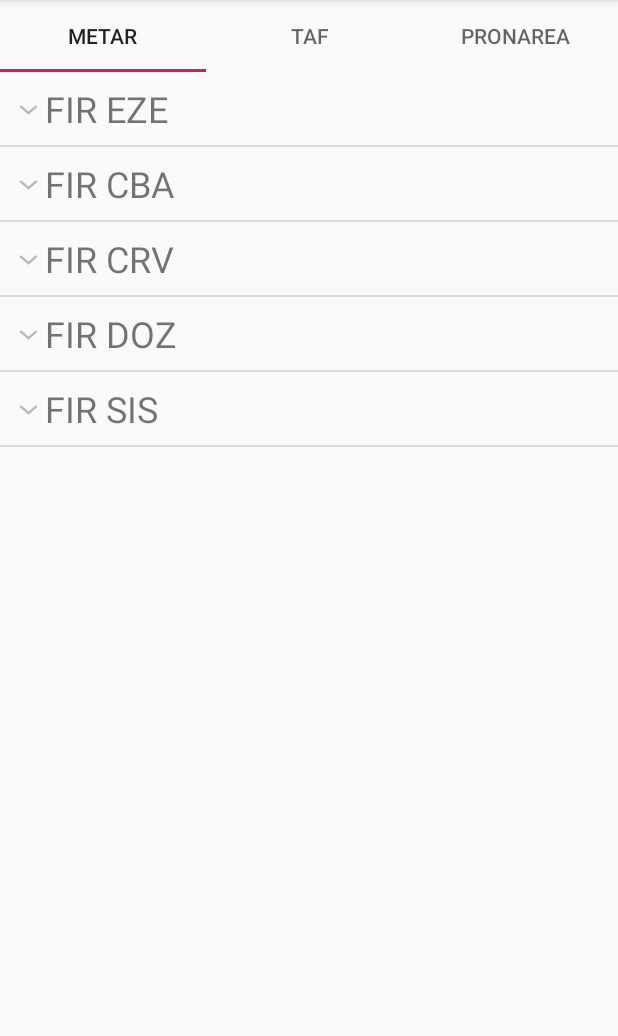
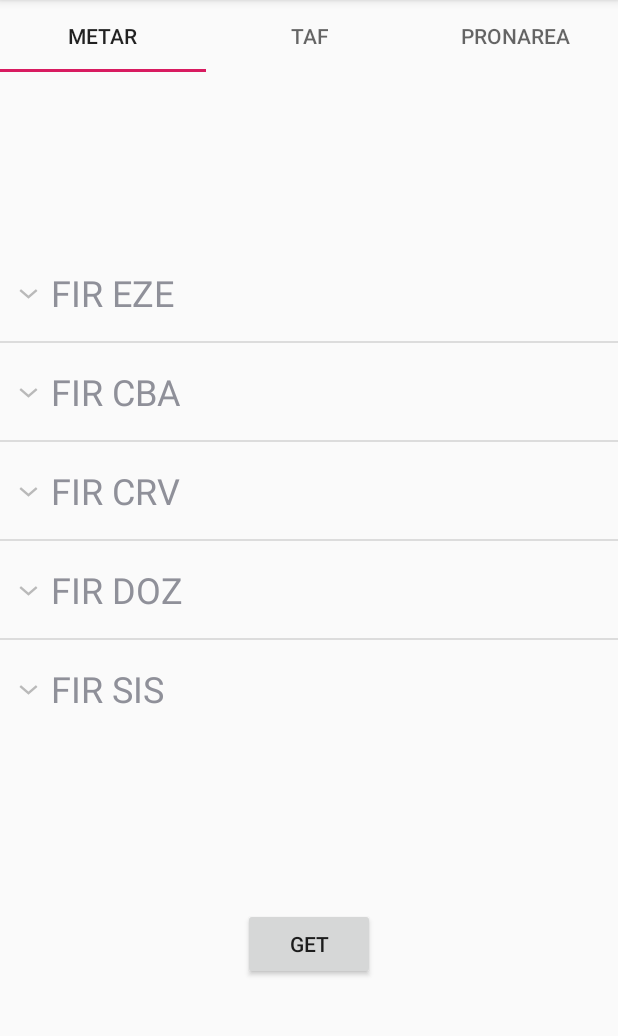
Before and after one commit to LeanzaBruno/MAERA, an Android app: the screen it shows after launch (MainActivity), on a phone screen of 412 x 824 dp, the part 84-1120 px from its top. Run offline under Robolectric (Android 15) with nearby library versions, the phone set to English and light mode, and no system bars.

Commit message:
some changes

```diff
--- a/app/src/main/java/com/maera/AirportsDataBase.java
+++ b/app/src/main/java/com/maera/AirportsDataBase.java
@@ -10,7 +10,7 @@ public final class AirportsDataBase {
 
     private AirportsDataBase(){
         //Fir EZE
-        _airports.add( new Airport("Aeroparque Jorge Newbery", "SABE", FIR.EZE, true, true));
+        _airports.add( new Airport("Aeroparque", "SABE", FIR.EZE, true, true));
         _airports.add( new Airport( "Bahía Blanca", "SAZB", FIR.EZE, true, true));
         _airports.add( new Airport( "Bariloche", "SAZS", FIR.EZE, true, true));
         _airports.add( new Airport( "Chapelco", "SAZY", FIR.EZE, true, true));
@@ -72,10 +72,10 @@ public final class AirportsDataBase {
     /**
      *
      * @param fir La FIR asosiada con los aeropuertos
-     * @return retorna una lista de aeropuertos que poseen METAR dentro de la FIR fir
+     * @return retorna una lista de aeropuertos que se encuentran de la FIR fir
      */
-    ArrayList<Airport> getAirportsByMetar(FIR fir){
-        ArrayList<Airport> list = new ArrayList<>();
+    List<Airport> getAirportsByFir(FIR fir){
+        List<Airport> list = new ArrayList<>();
         for( Airport airport : _airports )
             if( airport.getFIR() == fir && airport.hasMetar() ) list.add(airport);
         return list;
--- a/app/src/main/java/com/maera/AirportsListAdapter.java
+++ b/app/src/main/java/com/maera/AirportsListAdapter.java
@@ -5,54 +5,91 @@ import android.view.LayoutInflater;
 import android.view.View;
 import android.view.ViewGroup;
 import android.widget.BaseExpandableListAdapter;
+import android.widget.CheckBox;
 import android.widget.TextView;
 import androidx.annotation.NonNull;
-import java.util.HashMap;
+import java.util.ArrayList;
 import java.util.List;
 
-
+/**
+ * Esta clase se encarga de organizar los datos de las FIR
+ *
+ */
 final class AirportsListAdapter extends BaseExpandableListAdapter {
     private Context _context;
-    private List<FIR> _titles = FIR.getFirList();
-    private HashMap<FIR, List<Airport>> _children = new HashMap<>();
+    private MODE _mode;
+    private List<FirInfo> _firInfoList;
+
+    class FirInfo{
+        FIR fir;
+        List<CheckBox> checkBoxes = null;
+        FirInfo(FIR fir){ this.fir = fir; }
+    }
 
     AirportsListAdapter(@NonNull Context context, @NonNull MODE mode){
         _context = context;
-
-        if( mode == MODE.SHOW_ONLY_METAR )
-            setMetarMode();
-        else if( mode == MODE.SHOW_ONLY_TAF)
-            setTafMode();
-    }
-
-    private void setMetarMode(){
-        for( FIR fir : _titles )
-            _children.put( fir, AirportsDataBase.getInstance().getAirportsByMetar(fir));
-    }
-
-    private void setTafMode(){
-        _children = new HashMap<>();
-        for( FIR fir : _titles )
-            _children.put( fir, AirportsDataBase.getInstance().getAirportsByTaf(fir));
+        _mode = mode;
+        _firInfoList = new ArrayList<>();
+        final List<FIR> titles = FIR.getFirList();
+        for( FIR fir : titles ) _firInfoList.add( new FirInfo(fir));
     }
 
     @Override
-    public int getGroupCount() { return _titles.size(); }
+    public View getGroupView(int group, boolean b, View view, ViewGroup viewGroup) {
+        if (view == null) {
+            LayoutInflater inflater = (LayoutInflater) _context.getSystemService(Context.LAYOUT_INFLATER_SERVICE);
+            view = inflater.inflate(R.layout.expandable_list_title, viewGroup, false);
+        }
+        final String name = _firInfoList.get(group).fir.getFirName();
+        ((TextView) view.findViewById(R.id.title)).setText(name);
+        return view;
+    }
 
     @Override
-    public int getChildrenCount(int pos) { return _children.get(_titles.get(pos)).size(); }
+    public View getChildView(int group, int child, boolean b, View view, ViewGroup viewGroup) {
+        if( view != null ) return view;
+
+        final FirInfo firInfo = _firInfoList.get(group);
+        final LayoutInflater layoutInflater = (LayoutInflater)_context.getSystemService(Context.LAYOUT_INFLATER_SERVICE);
+        switch( firInfo.fir ){
+            case EZE:
+                view = layoutInflater.inflate(R.layout.fragment_eze, viewGroup, false);
+                setUpEzeizaCheckBoxes(view, firInfo);
+                break;
+            case CBA:
+                break;
+            case DOZ:
+                break;
+            case CRV:
+                break;
+            case SIS:
+                break;
+        }
+        return view;
+    }
 
     @Override
-    public Object getGroup(int pos) { return _titles.get(pos); }
+    public int getGroupCount() { return _firInfoList.size(); }
+
+    /**
+     *
+     * @param group posición del grupo
+     * @return Retorna 1 siempre porque simula ser un "fragmento"
+     */
+    @Override
+    public int getChildrenCount(int group) { return 1; }
 
     @Override
-    public Object getChild(int pos, int child) { return _children.get(_titles.get(pos)).get(child); }
+    public Object getGroup(int group) { return _firInfoList.get(group).fir; }
 
     @Override
-    public long getGroupId(int pos) { return pos; }
+    public Object getChild(int group, int child) { return _firInfoList.get(group).checkBoxes; }
 
     @Override
-    public long getChildId(int pos, int child) { return child; }
+    public long getGroupId(int group) { return group; }
+
+    @Override
+    public long getChildId(int group, int child) { return child; }
 
     @Override
     public boolean hasStableIds() {
@@ -60,30 +97,13 @@ final class AirportsListAdapter extends BaseExpandableListAdapter {
     }
 
     @Override
-    public View getGroupView(int pos, boolean b, View view, ViewGroup viewGroup) {
-        if (view == null) {
-            LayoutInflater inflater = (LayoutInflater) _context.getSystemService(Context.LAYOUT_INFLATER_SERVICE);
-            view = inflater.inflate(R.layout.expandable_list_title, viewGroup, false);
-        }
-        final String name = _titles.get(pos).getFirName();
-        ((TextView) view.findViewById(R.id.title)).setText(name);
-        return view;
-    }
+    public boolean isChildSelectable(int i, int i1) { return true; }
 
-    @Override
-    public View getChildView(int pos, int child, boolean b, View view, ViewGroup viewGroup) {
-        if(view == null)
-        {
-            LayoutInflater inflater = (LayoutInflater) _context.getSystemService(Context.LAYOUT_INFLATER_SERVICE);
-            view = inflater.inflate(R.layout.expandable_list_item, viewGroup, false);
-        }
-        final String airportCode = _children.get(pos).get(child).getAirportName();
-        ((TextView)view.findViewById(R.id.child)).setText(airportCode);
-        return null;
-    }
-
-    @Override
-    public boolean isChildSelectable(int i, int i1) {
-        return true;
+    private void setUpEzeizaCheckBoxes(View view, FirInfo firInfo){
+        firInfo.checkBoxes = new ArrayList<>();
+        firInfo.checkBoxes.add( (CheckBox) view.findViewById(R.id.saav));
+        firInfo.checkBoxes.add( (CheckBox) view.findViewById(R.id.saap));
+        firInfo.checkBoxes.add( (CheckBox) view.findViewById(R.id.sabe));
+        firInfo.checkBoxes.add( (CheckBox) view.findViewById(R.id.saez));
     }
 }
--- a/app/src/main/java/com/maera/BaseFragment.java
+++ b/app/src/main/java/com/maera/BaseFragment.java
@@ -19,7 +19,6 @@ abstract class BaseFragment extends Fragment {
     abstract protected void setUpEvents();
 
     void getMessage( Message message ) {
-        new MessageDownloader(getCodes(), message, this).execute();
     }
 
     String getCodes()
--- a/app/src/main/java/com/maera/MODE.java
+++ b/app/src/main/java/com/maera/MODE.java
@@ -1,6 +1,6 @@
 package com.maera;
 
 public enum MODE {
-    SHOW_ONLY_METAR,
-    SHOW_ONLY_TAF
+    SHOW_METAR,
+    SHOW_TAF
 }
--- a/app/src/main/java/com/maera/MainActivity.java
+++ b/app/src/main/java/com/maera/MainActivity.java
@@ -28,7 +28,7 @@ public class MainActivity extends AppCompatActivity {
                                         getResources().getString(R.string.TAF),
                                         getResources().getString(R.string.PRONAREA)
         };
-        _viewPager.setAdapter(new ViewPagerAdapter(getSupportFragmentManager(), titles));
+        _viewPager.setAdapter(new ViewPagerAdapter(getApplicationContext(), getSupportFragmentManager(), titles));
     }
 
     private void setUpTabLayout() {
--- a/app/src/main/java/com/maera/MetarFragment.java
+++ b/app/src/main/java/com/maera/MetarFragment.java
@@ -1,29 +1,47 @@
 package com.maera;
 
+import android.content.Context;
+import android.graphics.drawable.ColorDrawable;
 import android.os.Bundle;
 import android.view.LayoutInflater;
 import android.view.View;
 import android.view.ViewGroup;
 import android.widget.Button;
-import android.widget.EditText;
 import android.widget.ExpandableListView;
 import androidx.annotation.NonNull;
 import androidx.annotation.Nullable;
 import androidx.fragment.app.Fragment;
 
 public final class MetarFragment extends Fragment {
+    private Context _context;
     private ExpandableListView _firList;
+    private AirportsListAdapter _adapter;
+    private Button _getBtn;
+
+    MetarFragment(Context context){ _context = context; }
 
     private void setUpViewsReferences(@NonNull View view)
     {
         _firList = view.findViewById(R.id.list);
+        _getBtn = view.findViewById(R.id.get);
     }
 
-    private void setUpViews() {
-        _firList.setAdapter(new AirportsListAdapter( this.getContext(), MODE.SHOW_ONLY_METAR));
+    private void setUpViews()
+    {
+        _adapter = new AirportsListAdapter( _context, MODE.SHOW_METAR);
+        _firList.setAdapter( _adapter );
+        setUpEvents();
     }
 
-    private void setUpEvents() { }
+    private void setUpEvents() {
+        _getBtn.setOnClickListener(new View.OnClickListener() {
+            @Override
+            public void onClick(View view) {
+
+            }
+        });
+    }
+
 
     @Override
     public View onCreateView(@NonNull LayoutInflater inflater,
@@ -34,7 +52,6 @@ public final class MetarFragment extends Fragment {
 
         setUpViewsReferences(view);
         setUpViews();
-        setUpEvents();
         return view;
     }
 }
--- a/app/src/main/java/com/maera/ViewPagerAdapter.java
+++ b/app/src/main/java/com/maera/ViewPagerAdapter.java
@@ -1,24 +1,30 @@
 package com.maera;
 
+import android.content.Context;
+
 import androidx.annotation.NonNull;
+import androidx.annotation.Nullable;
 import androidx.fragment.app.Fragment;
 import androidx.fragment.app.FragmentManager;
 import androidx.fragment.app.FragmentPagerAdapter;
 
 
 final class ViewPagerAdapter extends FragmentPagerAdapter {
+    private Context _context;
     private String[] _titles;
 
-    ViewPagerAdapter(@NonNull FragmentManager manager, String[] titles) {
+    ViewPagerAdapter(Context context, @NonNull FragmentManager manager, String[] titles) {
         super(manager, FragmentPagerAdapter.BEHAVIOR_RESUME_ONLY_CURRENT_FRAGMENT);
+        _context = context;
         _titles = titles;
     }
 
     @Override
+    @Nullable
     public Fragment getItem(int index) {
         switch (index) {
             case 0:
-                return new MetarFragment();
+                return new MetarFragment(_context);
             case 1:
                 return new TafFragment();
             case 2:
--- a/app/src/main/res/layout/expandable_list_title.xml
+++ b/app/src/main/res/layout/expandable_list_title.xml
@@ -1,5 +1,7 @@
 <?xml version="1.0" encoding="utf-8"?>
-<LinearLayout xmlns:android="http://schemas.android.com/apk/res/android"
+<androidx.constraintlayout.widget.ConstraintLayout xmlns:android="http://schemas.android.com/apk/res/android"
+    xmlns:app="http://schemas.android.com/apk/res-auto"
+    xmlns:tools="http://schemas.android.com/tools"
     android:orientation="vertical" android:layout_width="match_parent"
     android:layout_height="match_parent">
 
@@ -7,9 +9,12 @@
         android:id="@+id/title"
         android:layout_width="match_parent"
         android:layout_height="wrap_content"
-        android:layout_marginStart="30dp"
-        android:layout_marginLeft="30dp"
-        android:layout_marginTop="8dp"
-        android:layout_marginBottom="8dp"
-        android:textSize="24sp" />
-</LinearLayout>
+        android:layout_marginStart="34dp"
+        android:layout_marginLeft="34dp"
+        android:layout_marginTop="16dp"
+        android:layout_marginBottom="16dp"
+        android:textSize="24sp"
+        app:layout_constraintBottom_toBottomOf="parent"
+        app:layout_constraintStart_toStartOf="parent"
+        app:layout_constraintTop_toTopOf="parent" />
+</androidx.constraintlayout.widget.ConstraintLayout>
--- a/app/src/main/res/layout/fragment_metar.xml
+++ b/app/src/main/res/layout/fragment_metar.xml
@@ -9,10 +9,23 @@
     <ExpandableListView
         android:id="@+id/list"
         android:layout_width="match_parent"
-        android:layout_height="match_parent"
+        android:layout_height="wrap_content"
+        android:choiceMode="multipleChoice"
+        app:layout_constraintBottom_toTopOf="@id/get"
+        app:layout_constraintEnd_toEndOf="parent"
+        app:layout_constraintStart_toStartOf="parent"
+        app:layout_constraintTop_toTopOf="parent">
+
+    </ExpandableListView>
+
+    <Button
+        android:id="@+id/get"
+        android:layout_width="wrap_content"
+        android:layout_height="wrap_content"
+        android:text="@string/get"
         app:layout_constraintBottom_toBottomOf="parent"
         app:layout_constraintEnd_toEndOf="parent"
         app:layout_constraintStart_toStartOf="parent"
-        app:layout_constraintTop_toTopOf="parent" />
+        app:layout_constraintTop_toBottomOf="@+id/list" />
 
 </androidx.constraintlayout.widget.ConstraintLayout>
--- a/app/src/main/res/values/colors.xml
+++ b/app/src/main/res/values/colors.xml
@@ -3,4 +3,6 @@
     <color name="colorPrimary">#008577</color>
     <color name="colorPrimaryDark">#00574B</color>
     <color name="colorAccent">#D81B60</color>
+    <color name="white">#ffffff</color>
+    <color name="gray">#BBBABA</color>
 </resources>
--- /dev/null
+++ b/app/src/main/res/values/dimen.xml
@@ -0,0 +1,5 @@
+<?xml version="1.0" encoding="utf-8"?>
+<resources>
+    <dimen name="list_icao_item">20sp</dimen>
+    <dimen name="list_icao_name">18sp</dimen>
+</resources>
```
Also changed, not shown: app/src/main/java/com/maera/MessageDownloader.java (+13 -8 lines), app/src/main/res/layout/expandable_list_item.xml (+27 -5 lines), app/src/main/res/layout/fragment_eze.xml (added, +62 -0 lines), 251 other files.
